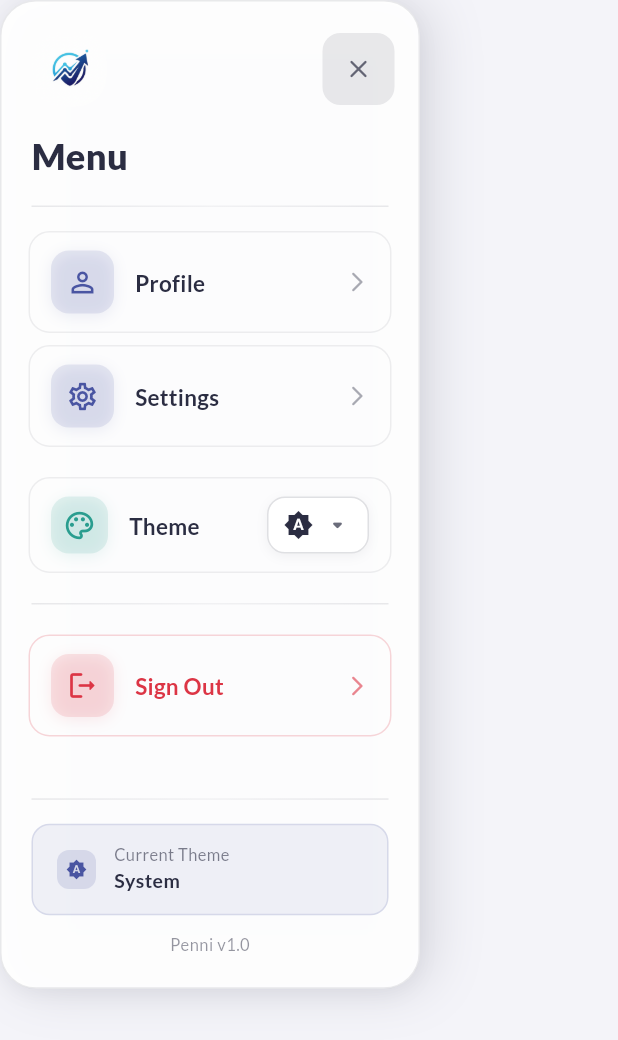
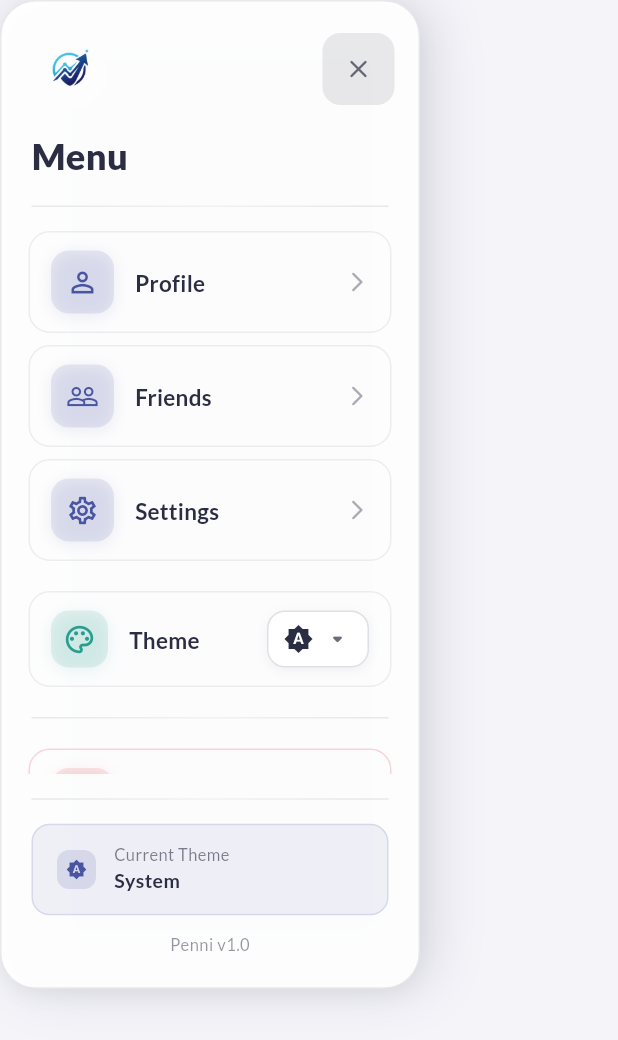
Before and after one commit to matthias22m/money-tracker-app, a Flutter app: the FloatingSidebar widget shown alone on an empty page, opened directly with empty values, on a phone screen of 412 x 824 dp. Shown: the top 1040 px of the screen. Run offline on Flutter 3.47's test engine with Material 3 defaults, Android fonts, the phone set to English and light mode, and no system bars; our stand-ins replace cloud_firestore, dio, firebase_auth, firebase_core, fl_chart, flutter_local_notifications and 7 more; missing offline and left inert: firebase_app_check; accounts and stored records are empty.

Commit message:
feat(sidebar): add friends navigation to sidebar

```diff
--- a/lib/widgets/floating_sidebar.dart
+++ b/lib/widgets/floating_sidebar.dart
@@ -10,12 +10,14 @@ class FloatingSidebar extends StatelessWidget {
   final VoidCallback onClose;
   final VoidCallback onProfileTap;
   final VoidCallback onSettingsTap;
+  final VoidCallback onFriendsTap;
 
   const FloatingSidebar({
     super.key,
     required this.onClose,
     required this.onProfileTap,
     required this.onSettingsTap,
+    required this.onFriendsTap,
   });
 
   @override
@@ -130,6 +132,12 @@ class FloatingSidebar extends StatelessWidget {
                   icon: Icons.person_outline,
                   title: 'Profile',
                   onTap: onProfileTap,
+                ),
+                _buildSidebarItem(
+                  context: context,
+                  icon: Icons.people_outline,
+                  title: 'Friends',
+                  onTap: onFriendsTap,
                 ),
                 _buildSidebarItem(
                   context: context,
```
Also changed, not shown: lib/main.dart (+15 -3 lines).
